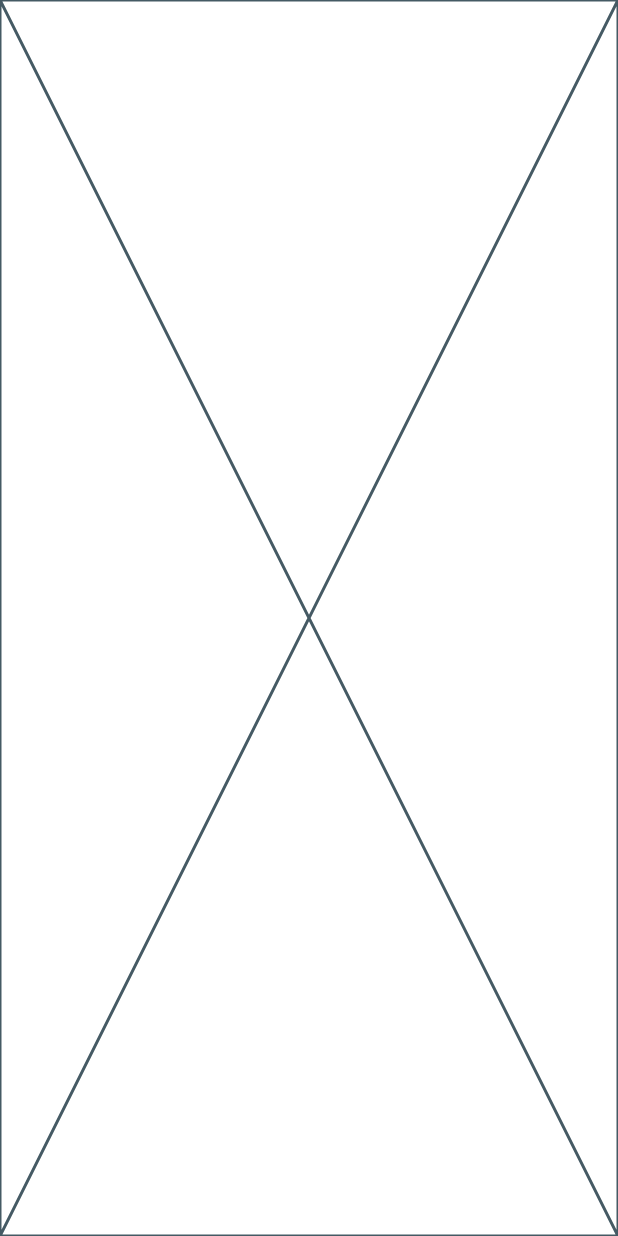
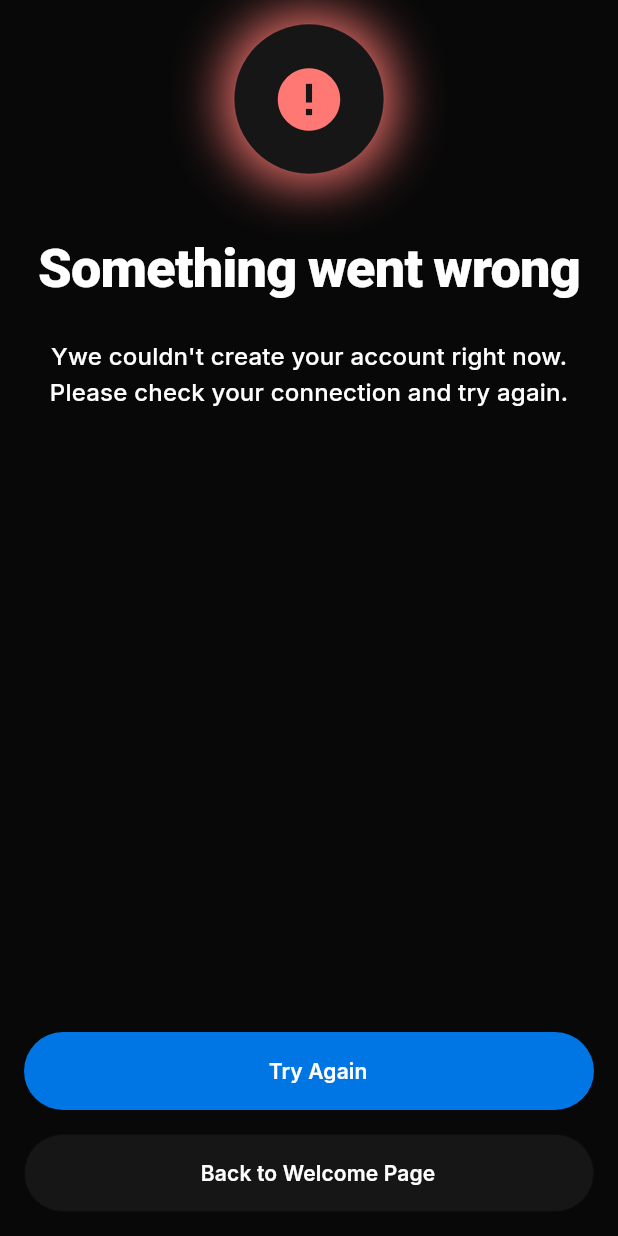
Before and after one commit to KaiKai-dev/Yapper-Hub, a Flutter app: the screen it shows after launch, after a tap on "Login", on a phone screen of 412 x 824 dp. Run offline on Flutter 3.47's test engine with Material 3 defaults, Android fonts, the light colour scheme and no system bars; our stand-ins replace dio, flutter_riverpod, flutter_svg, freezed_annotation, go_router, google_fonts; generated files the repository leaves out were written again; Roboto replaces fonts that are missing (Poppins); statements that could not run were skipped.

Commit message:
signup error result screen

```diff
--- a/lib/features/presentation/signup/form/result/sign_up.result.error.screen.dart
+++ b/lib/features/presentation/signup/form/result/sign_up.result.error.screen.dart
@@ -1,10 +1,81 @@
+import 'package:chat_app/core/widgets/app_button.widget.dart';
 import 'package:flutter/material.dart';
 
-class SignupResultErrorScreen extends StatelessWidget {
+class SignupResultErrorScreen extends StatefulWidget {
   const SignupResultErrorScreen({super.key});
 
   @override
+  State<SignupResultErrorScreen> createState() => _SignupResultErrorScreenState();
+}
+
+class _SignupResultErrorScreenState extends State<SignupResultErrorScreen> {
+  bool trying = false;
+
+  @override
   Widget build(BuildContext context) {
-    return const Placeholder();
+    final theme = Theme.of(context);
+    final double headerBadgeSize = 100;
+
+    return SafeArea(
+      child: Scaffold(
+        body: Container(
+          width: double.infinity,
+          padding: EdgeInsets.all(16),
+          child: Column(
+            mainAxisAlignment: MainAxisAlignment.start,
+            crossAxisAlignment: CrossAxisAlignment.center,
+            children: [
+              // * Error Icon
+              Container(
+                height: headerBadgeSize,
+                width: headerBadgeSize,
+                decoration: BoxDecoration(
+                  color: theme.colorScheme.surfaceContainer,
+                  borderRadius: BorderRadius.circular(headerBadgeSize / 2),
+                  border: Border.all(
+                    width: .15,
+                    color: theme.colorScheme.error,
+                  ),
+                  boxShadow: [
+                    BoxShadow(
+                      spreadRadius: 5,
+                      blurRadius: 30,
+                      color: theme.colorScheme.error,
+                    ),
+                  ],
+                ),
+                child: Icon(
+                  Icons.error,
+                  size: headerBadgeSize / 2,
+                  color: theme.colorScheme.error,
+                ),
+              ),
+              SizedBox(height: 40),
+
+              Text(
+                "Something went wrong",
+                textAlign: .center,
+                style: theme.textTheme.displaySmall!.copyWith(
+                  fontFamily: 'Poppins',
+                  fontWeight: FontWeight.w800,
+                )
+              ),
+              SizedBox(height: 24),
+              Text(
+                'Ywe couldn\'t create your account right now. Please check your connection and try again.',
+                textAlign: .center,
+                style: theme.textTheme.titleMedium,
+              ),
+              SizedBox(height: 24),
+              Spacer(),
+
+              AppButton.primary(title: 'Try Again', onPressed: () {}),
+              SizedBox(height: 16,),
+              AppButton.neutral(title: 'Back to Welcome Page', onPressed: () {})
+            ],
+          ),
+        ),
+      ),
+    );
   }
 }
--- a/lib/features/presentation/signup/form/result/sign_up.result.processing.screen.dart
+++ b/lib/features/presentation/signup/form/result/sign_up.result.processing.screen.dart
@@ -17,8 +17,8 @@ class _SignupResultProcessingScreenState extends ConsumerState<SignupResultProce
 
   @override
   void initState() {
+    super.initState();
     signup();
-    super.initState();
   }
 
   void signup() async {
@@ -31,7 +31,10 @@ class _SignupResultProcessingScreenState extends ConsumerState<SignupResultProce
 
     if(result != null && result['status'] == 'success'){
       RoutingService.instance.router.pushReplacementNamed(AppScreens.signupSuccess.name);
+      return;
     }
+
+    RoutingService.instance.router.pushReplacementNamed(AppScreens.signupError.name);
   }
 
   @override
```
